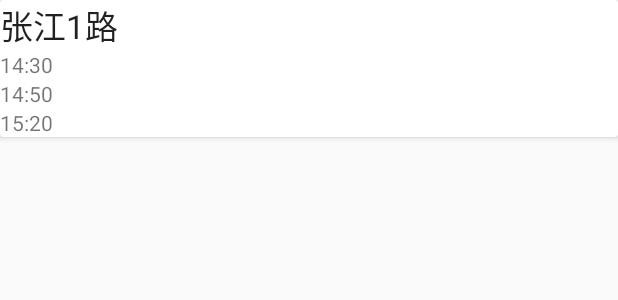
After one commit to bullest/MyBus, an Android app: the layout bus_item.xml on its own in the app's theme, with its tools: preview values and no code run, on a phone screen of 412 x 824 dp. The commit adds this screen. Shown: the top 300 px of the screen. Run offline under Robolectric (Android 15) with nearby library versions, the phone set to English and light mode, and no system bars.

Commit message:
。。
。。。

```diff
--- a/mobile/src/main/java/com/bullest/mybus/BusRealtimeService.java
+++ b/mobile/src/main/java/com/bullest/mybus/BusRealtimeService.java
@@ -16,4 +16,10 @@ public interface BusRealtimeService {
              @Query("stopid") String stopid,
              @Query("direction") String direction,
              @Query("time") String time);
+
+    @GET("palmbus_serv/PalmBusJgj/getdispatchScreen.do")
+    Call<RealtimeBus> dispatchBus
+            (@Query("lineid") String lineid,
+             @Query("stopid") String stopid,
+             @Query("direction") String direction);
 }
--- a/mobile/src/main/java/com/bullest/mybus/Car.java
+++ b/mobile/src/main/java/com/bullest/mybus/Car.java
@@ -21,6 +21,9 @@ public class Car {
     @Element(name = "time", required = false)
     public String time;
 
+    @Element(name = "vehicle", required = false)
+    public String vehicle;
+
     public int getStopdis() {
         return  Integer.getInteger(stopdis);
     }
--- /dev/null
+++ b/mobile/src/main/res/layout/bus_item.xml
@@ -0,0 +1,44 @@
+<?xml version="1.0" encoding="utf-8"?>
+<LinearLayout xmlns:android="http://schemas.android.com/apk/res/android"
+              xmlns:app="http://schemas.android.com/apk/res-auto"
+              xmlns:tools="http://schemas.android.com/tools"
+              android:orientation="vertical"
+              android:layout_width="match_parent"
+              android:layout_height="match_parent">
+    <android.support.v7.widget.CardView
+        android:layout_width="match_parent"
+        android:layout_height="wrap_content"
+        android:id="@+id/busCard"
+        app:cardElevation="3dp"
+        android:clickable="false">
+        <LinearLayout
+            android:layout_width="match_parent"
+            android:layout_height="wrap_content"
+            android:orientation="vertical">
+            <TextView
+                android:layout_width="match_parent"
+                android:layout_height="wrap_content"
+                android:id="@+id/bus_name"
+                tools:text="张江1路"
+                android:textAppearance="@android:style/TextAppearance.Material.Large"/>
+            <TextView
+                android:layout_width="wrap_content"
+                android:layout_height="wrap_content"
+                android:id="@+id/bus_time1"
+                tools:text="14:30"/>
+            <TextView
+                android:layout_width="match_parent"
+                android:layout_height="wrap_content"
+                android:id="@+id/bus_time2"
+                tools:text="14:50"/>
+            <TextView
+                android:layout_width="match_parent"
+                android:layout_height="wrap_content"
+                android:id="@+id/bus_time3"
+                tools:text="15:20"/>
+        </LinearLayout>
+
+
+    </android.support.v7.widget.CardView>
+
+</LinearLayout>
```
Also changed, not shown: mobile/src/main/java/com/bullest/mybus/DispatchBus.java (added, +13 -0 lines), mobile/src/main/java/com/bullest/mybus/Line.java (added, +12 -0 lines), mobile/src/main/java/com/bullest/mybus/LocationHelper.java (+34 -1 lines), mobile/src/main/java/com/bullest/mybus/MainActivity.java (+10 -4 lines), mobile/src/main/java/com/bullest/mybus/MainFragment.java (+28 -14 lines), mobile/src/main/java/com/bullest/mybus/MyLocation.java (+6 -6 lines).
